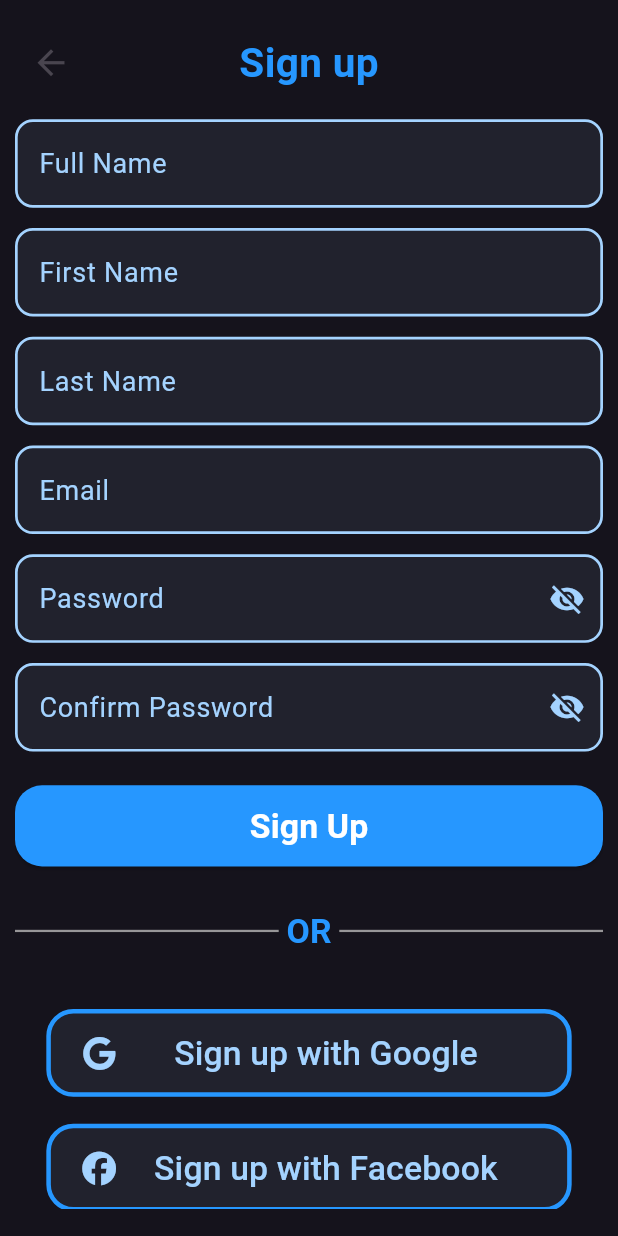
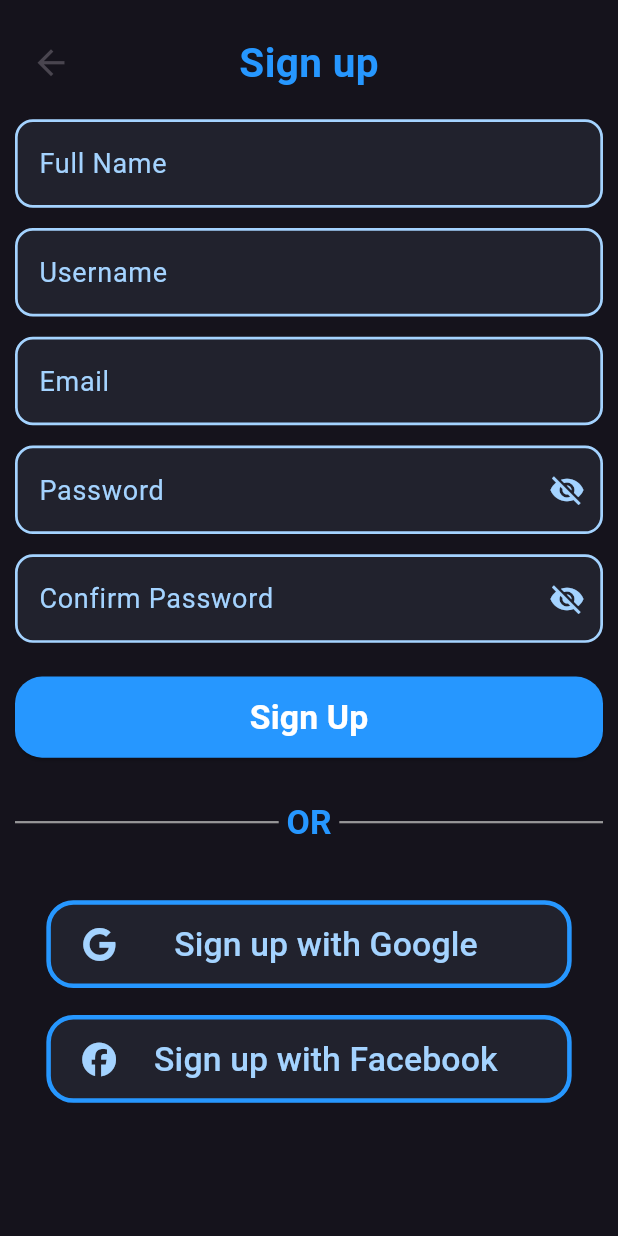
Before and after one commit to Sye0x/Step-Counter, a Flutter app: the screen it shows after launch, after a tap on "Sign up", on a phone screen of 412 x 824 dp. Run offline on Flutter 3.47's test engine with Material 3 defaults, Android fonts, the phone set to English and light mode, and no system bars; our stand-ins replace cloud_firestore, firebase_auth, firebase_core, flutter_screenutil, font_awesome_flutter; accounts and stored records are empty.

Commit message:
Instead of First and Last name we now take usee name

```diff
--- a/lib/widget/pages/login/login.dart
+++ b/lib/widget/pages/login/login.dart
@@ -110,7 +110,7 @@ class _login extends State<login> {
         Expanded(
           child: Divider(
             color: const Color.fromARGB(144, 189, 189, 189),
-            thickness: 1,
+            thickness: 1.5,
             endIndent: 5.w,
           ),
         ),
@@ -125,7 +125,7 @@ class _login extends State<login> {
         Expanded(
           child: Divider(
             color: const Color.fromARGB(144, 189, 189, 189),
-            thickness: 1,
+            thickness: 1.5,
             indent: 5.w,
           ),
         ),
--- a/lib/widget/pages/signup/signup.dart
+++ b/lib/widget/pages/signup/signup.dart
@@ -18,8 +18,7 @@ class _Signup extends State<SignUp> {
   final passwordController = TextEditingController();
   final confirmPasswordController = TextEditingController();
   final fullNameController = TextEditingController();
-  final firstNameController = TextEditingController();
-  final lastNameController = TextEditingController();
+  final userNameController = TextEditingController();
 
   Future signUp() async {
     if (confirmPasswordController.text.trim() ==
@@ -28,7 +27,16 @@ class _Signup extends State<SignUp> {
         email: emailController.text.trim(),
         password: passwordController.text.trim(),
       );
-      addUserDetails();
+      // Add user details
+      await addUserDetails();
+
+      // Sign out immediately
+      await FirebaseAuth.instance.signOut();
+
+      // Go back or show login screen
+      setState(() {
+        Navigator.pop(context);
+      });
     } else {
       showDialog(
         context: context,
@@ -54,13 +62,13 @@ class _Signup extends State<SignUp> {
   Future addUserDetails() async {
     await FirebaseFirestore.instance.collection("Users").add({
       "fullname": fullNameController.text.trim(),
-      "firstname": firstNameController.text.trim(),
-      "lastname": lastNameController.text.trim(),
+      "username": userNameController.text.trim(),
+
       "email": emailController.text.trim(),
     });
     fullNameController.clear();
-    firstNameController.clear();
-    lastNameController.clear();
+    userNameController.clear();
+
     emailController.clear();
     passwordController.clear();
     confirmPasswordController.clear();
@@ -72,8 +80,8 @@ class _Signup extends State<SignUp> {
     passwordController.dispose();
     confirmPasswordController.dispose();
     fullNameController.dispose();
-    firstNameController.dispose();
-    lastNameController.dispose();
+    userNameController.dispose();
+
     super.dispose();
   }
 
@@ -174,9 +182,8 @@ class _Signup extends State<SignUp> {
       children: [
         CustomTextField(hint: "Full Name", controller: fullNameController),
         SizedBox(height: 15.h),
-        CustomTextField(hint: "First Name", controller: firstNameController),
-        SizedBox(height: 15.h),
-        CustomTextField(hint: "Last Name", controller: lastNameController),
+        CustomTextField(hint: "Username", controller: userNameController),
+
         SizedBox(height: 15.h),
         CustomTextField(hint: "Email", controller: emailController),
         SizedBox(height: 15.h),
```
